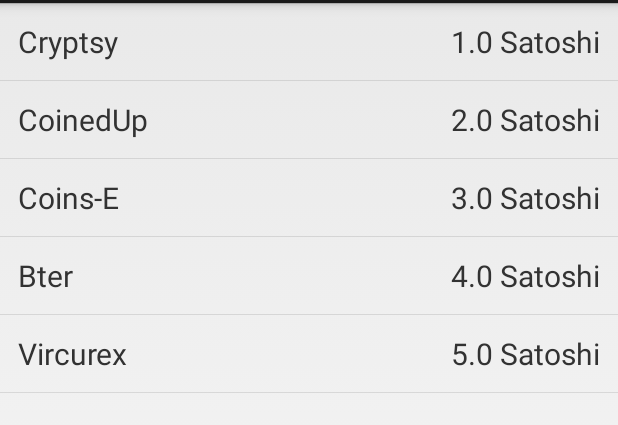
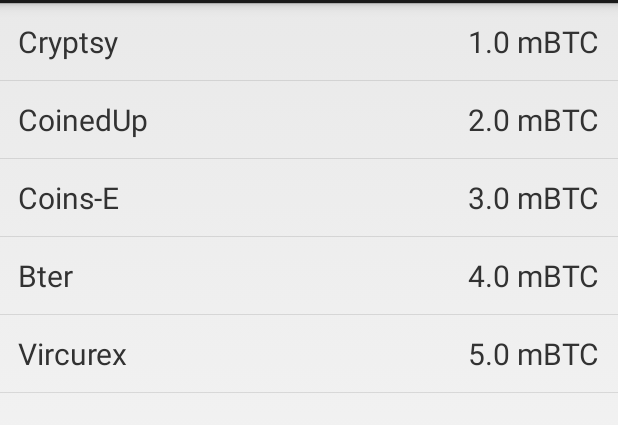
Before and after one commit to christophior/DogecoinTicker, an Android app: the screen it shows after launch (ExchangeList), on a phone screen of 412 x 824 dp, the part 69-494 px from its top. Run offline under Robolectric (Android 15) with nearby library versions, the phone set to English and light mode, and no system bars.

Commit message:
changed list to mBTC

```diff
--- a/DogecoinTicker/src/main/java/christophior/dogecointicker/dogecointicker/ExchangeArrayAdapter.java
+++ b/DogecoinTicker/src/main/java/christophior/dogecointicker/dogecointicker/ExchangeArrayAdapter.java
@@ -31,7 +31,7 @@
 
 //        ImageView imageView = (ImageView) rowView.findViewById(R.id.logo);
         textView.setText(values[position]);
-        textViewPrice.setText(prices[position] + " Satoshi");
+        textViewPrice.setText(prices[position] + " mBTC");
 
         // Change icon based on name
 
```
Also changed, not shown: 2 other files.
